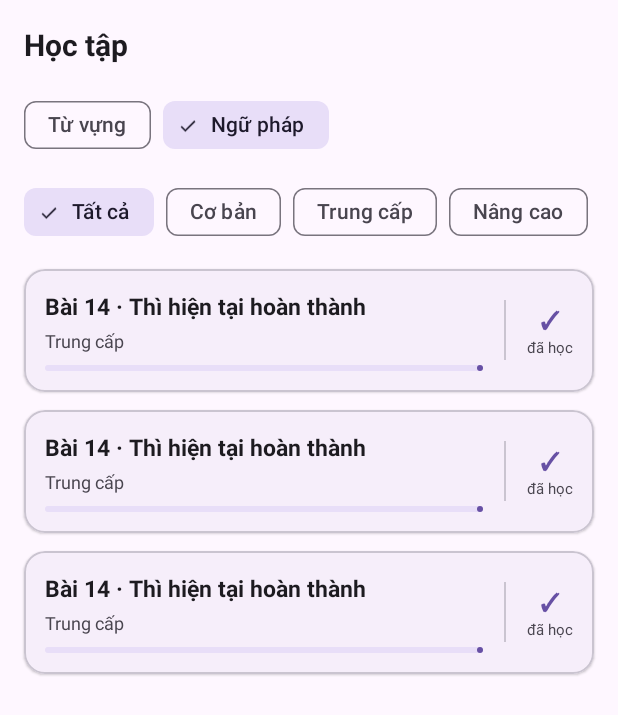
After one commit to Nguyen-Phi-Long-702/Lori, an Android app: the layout fragment_grammar_list.xml on its own in the app's theme, with its tools: preview values and no code run, on a phone screen of 412 x 824 dp. The commit adds this screen. Shown: the top 715 px of the screen. Run offline under Robolectric (Android 15) with nearby library versions, the light colour scheme and no system bars.

Commit message:
feat: hoàn thiện UI danh sách Ngữ pháp (GrammarListFragment), tích hợp lọc cấp độ và subtab chuyển màn hình

```diff
--- /dev/null
+++ b/app/src/main/res/layout/fragment_grammar_list.xml
@@ -0,0 +1,92 @@
+<?xml version="1.0" encoding="utf-8"?>
+<LinearLayout xmlns:android="http://schemas.android.com/apk/res/android"
+    xmlns:app="http://schemas.android.com/apk/res-auto"
+    xmlns:tools="http://schemas.android.com/tools"
+    android:layout_width="match_parent"
+    android:layout_height="match_parent"
+    android:orientation="vertical">
+
+    <TextView
+        android:layout_width="wrap_content"
+        android:layout_height="wrap_content"
+        android:layout_margin="16dp"
+        android:text="@string/grammar_screen_title"
+        android:textSize="20sp"
+        android:textStyle="bold"
+        android:textColor="?attr/colorOnSurface" />
+
+    <com.google.android.material.chip.ChipGroup
+        android:id="@+id/chipGroupSubtabs"
+        android:layout_width="wrap_content"
+        android:layout_height="wrap_content"
+        android:layout_marginStart="16dp"
+        android:layout_marginBottom="10dp"
+        app:singleSelection="true"
+        app:selectionRequired="true">
+
+        <com.google.android.material.chip.Chip
+            android:id="@+id/chipSubtabVocab"
+            style="@style/Widget.Material3.Chip.Filter"
+            android:layout_width="wrap_content"
+            android:layout_height="wrap_content"
+            android:text="@string/grammar_subtab_vocab" />
+
+        <com.google.android.material.chip.Chip
+            android:id="@+id/chipSubtabGrammar"
+            style="@style/Widget.Material3.Chip.Filter"
+            android:layout_width="wrap_content"
+            android:layout_height="wrap_content"
+            android:checked="true"
+            android:text="@string/grammar_subtab_grammar" />
+    </com.google.android.material.chip.ChipGroup>
+
+    <com.google.android.material.chip.ChipGroup
+        android:id="@+id/chipGroupLevel"
+        android:layout_width="match_parent"
+        android:layout_height="wrap_content"
+        android:layout_marginHorizontal="16dp"
+        android:layout_marginBottom="8dp"
+        app:singleSelection="true"
+        app:selectionRequired="true"
+        app:chipSpacingHorizontal="8dp">
+
+        <com.google.android.material.chip.Chip
+            android:id="@+id/chipLevelAll"
+            style="@style/Widget.Material3.Chip.Filter"
+            android:layout_width="wrap_content"
+            android:layout_height="wrap_content"
+            android:checked="true"
+            android:text="@string/grammar_level_all" />
+
+        <com.google.android.material.chip.Chip
+            android:id="@+id/chipLevelBeginner"
+            style="@style/Widget.Material3.Chip.Filter"
+            android:layout_width="wrap_content"
+            android:layout_height="wrap_content"
+            android:text="@string/grammar_level_beginner" />
+
+        <com.google.android.material.chip.Chip
+            android:id="@+id/chipLevelIntermediate"
+            style="@style/Widget.Material3.Chip.Filter"
+            android:layout_width="wrap_content"
+            android:layout_height="wrap_content"
+            android:text="@string/grammar_level_intermediate" />
+
+        <com.google.android.material.chip.Chip
+            android:id="@+id/chipLevelAdvanced"
+            style="@style/Widget.Material3.Chip.Filter"
+            android:layout_width="wrap_content"
+            android:layout_height="wrap_content"
+            android:text="@string/grammar_level_advanced" />
+    </com.google.android.material.chip.ChipGroup>
+
+    <androidx.recyclerview.widget.RecyclerView
+        android:id="@+id/rvGrammarLessons"
+        android:layout_width="match_parent"
+        android:layout_height="0dp"
+        android:layout_weight="1"
+        android:clipToPadding="false"
+        android:paddingBottom="12dp"
+        tools:listitem="@layout/item_grammar_lesson" />
+
+</LinearLayout>
--- /dev/null
+++ b/app/src/main/res/layout/item_grammar_lesson.xml
@@ -0,0 +1,89 @@
+<?xml version="1.0" encoding="utf-8"?>
+<com.google.android.material.card.MaterialCardView xmlns:android="http://schemas.android.com/apk/res/android"
+    xmlns:app="http://schemas.android.com/apk/res-auto"
+    xmlns:tools="http://schemas.android.com/tools"
+    android:layout_width="match_parent"
+    android:layout_height="wrap_content"
+    android:layout_marginHorizontal="16dp"
+    android:layout_marginVertical="6dp"
+    android:clickable="true"
+    android:focusable="true"
+    android:foreground="?attr/selectableItemBackground"
+    app:cardCornerRadius="14dp"
+    app:cardElevation="1dp">
+
+    <LinearLayout
+        android:layout_width="match_parent"
+        android:layout_height="wrap_content"
+        android:orientation="horizontal"
+        android:gravity="center_vertical"
+        android:padding="14dp">
+
+        <LinearLayout
+            android:layout_width="0dp"
+            android:layout_height="wrap_content"
+            android:layout_weight="1"
+            android:orientation="vertical">
+
+            <TextView
+                android:id="@+id/tvLessonTitle"
+                android:layout_width="match_parent"
+                android:layout_height="wrap_content"
+                android:textSize="15sp"
+                android:textStyle="bold"
+                android:textColor="?attr/colorOnSurface"
+                tools:text="Bài 14 · Thì hiện tại hoàn thành" />
+
+            <TextView
+                android:id="@+id/tvLessonLevel"
+                android:layout_width="wrap_content"
+                android:layout_height="wrap_content"
+                android:layout_marginTop="4dp"
+                android:textSize="12sp"
+                android:textColor="?attr/colorOnSurfaceVariant"
+                tools:text="Trung cấp" />
+
+            <com.google.android.material.progressindicator.LinearProgressIndicator
+                android:id="@+id/progressLesson"
+                android:layout_width="match_parent"
+                android:layout_height="wrap_content"
+                android:layout_marginTop="8dp"
+                android:max="100"
+                android:progress="0"
+                app:trackCornerRadius="4dp" />
+
+        </LinearLayout>
+
+        <View
+            android:layout_width="1dp"
+            android:layout_height="40dp"
+            android:layout_marginHorizontal="14dp"
+            android:background="?attr/colorOutlineVariant" />
+
+        <LinearLayout
+            android:layout_width="wrap_content"
+            android:layout_height="wrap_content"
+            android:orientation="vertical"
+            android:gravity="center">
+
+            <TextView
+                android:id="@+id/tvLessonStatus"
+                android:layout_width="wrap_content"
+                android:layout_height="wrap_content"
+                android:textSize="16sp"
+                android:textStyle="bold"
+                android:textColor="?attr/colorPrimary"
+                tools:text="✓" />
+
+            <TextView
+                android:id="@+id/tvLessonStatusLabel"
+                android:layout_width="wrap_content"
+                android:layout_height="wrap_content"
+                android:textSize="10sp"
+                android:textColor="?attr/colorOnSurfaceVariant"
+                tools:text="đã học" />
+
+        </LinearLayout>
+
+    </LinearLayout>
+</com.google.android.material.card.MaterialCardView>
```
Also changed, not shown: app/src/main/java/com/example/lori/view/GrammarAdapter.java (added, +110 -0 lines), app/src/main/java/com/example/lori/view/GrammarListFragment.java (added, +81 -0 lines), app/src/main/java/com/example/lori/view/TopicListFragment.java (+10 -1 lines), app/src/main/java/com/example/lori/viewmodel/GrammarListViewModel.java (added, +86 -0 lines), app/src/main/res/layout/fragment_topic_list.xml (+40 -6 lines), app/src/main/res/navigation/nav_graph.xml (+22 -0 lines).
